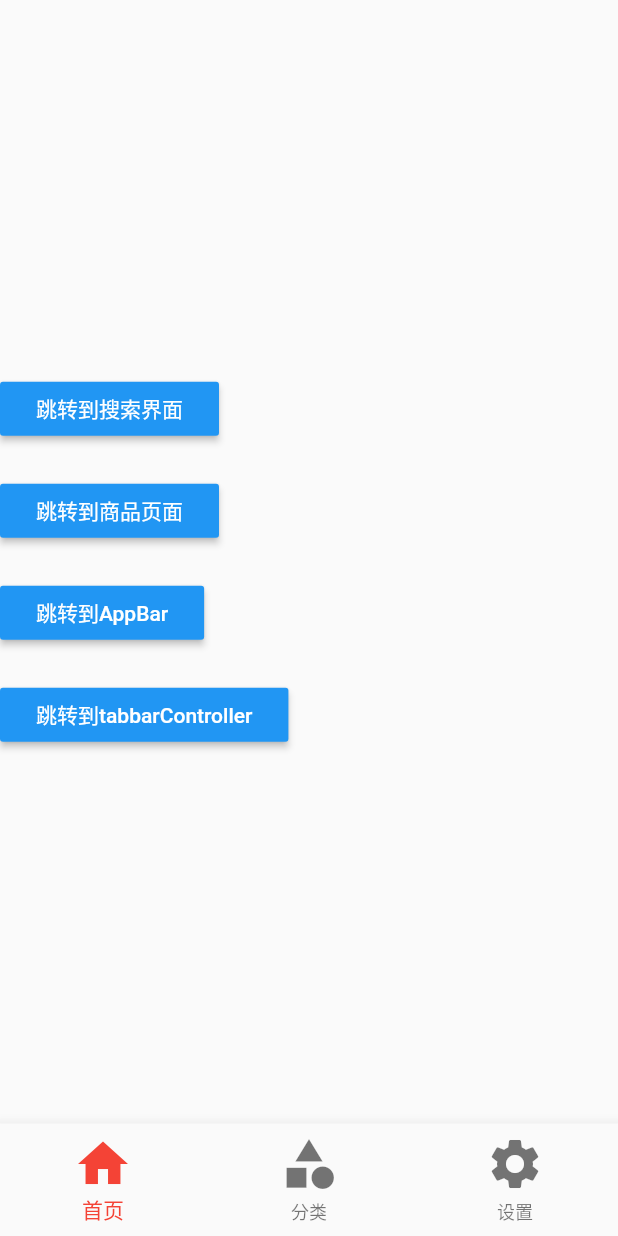
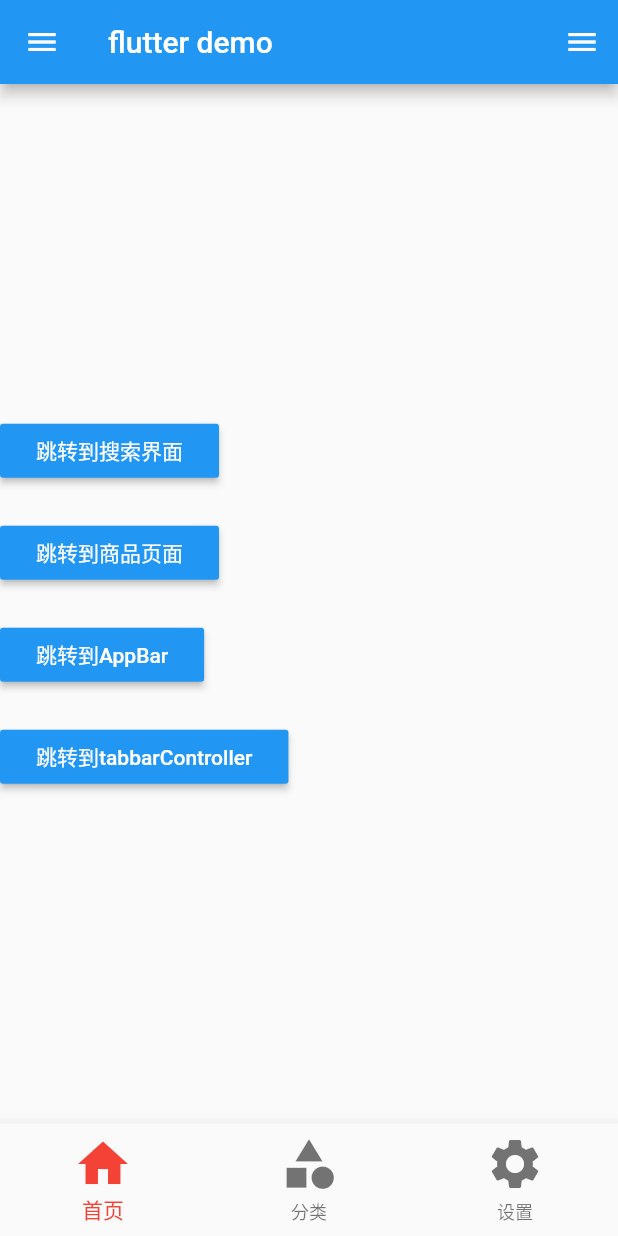
Before and after one commit to tribbianiwang/flutter_appdadit, a Flutter app: the screen it shows after launch, on a phone screen of 412 x 824 dp. Run offline on Flutter 3.47's test engine with Material 2 defaults, Android fonts, the phone set to English and light mode, and no system bars.

Commit message:
flutter Drawable侧边栏

```diff
--- a/lib/pages/tabs/Tabs.dart
+++ b/lib/pages/tabs/Tabs.dart
@@ -5,59 +5,92 @@ import 'Setting.dart';
 
 class Tabs extends StatefulWidget {
   final index;
-  Tabs({Key key,this.index=0}):super(key:key);
+
+  Tabs({Key key, this.index = 0}) : super(key: key);
+
   @override
   _TabsState createState() => _TabsState(index);
 }
 
 class _TabsState extends State<Tabs> {
-  int _currentIndex=0;
-  _TabsState(index){
+  int _currentIndex = 0;
+
+  _TabsState(index) {
     this._currentIndex = index;
   }
-  List _pageList=[
-    HomePage(),
-    CategoryPage(),
-    SettingPage()
-  ];
+
+  List _pageList = [HomePage(), CategoryPage(), SettingPage()];
 
   @override
   Widget build(BuildContext context) {
-    return  Scaffold(
-      // appBar: AppBar(
-      //   title: Text("flutter demo"),
-      // ),
-      body:this._pageList[this._currentIndex],
+    return Scaffold(
+      appBar: AppBar(
+        title: Text("flutter demo"),
+      ),
+      body: this._pageList[this._currentIndex],
       bottomNavigationBar: BottomNavigationBar(
         currentIndex: this._currentIndex,
         iconSize: 40,
         fixedColor: Colors.red,
         type: BottomNavigationBarType.fixed,
-        onTap:(int index){
+        onTap: (int index) {
           setState(() {
-            this._currentIndex=index;
+            this._currentIndex = index;
           });
+        },
+        items: [
+          BottomNavigationBarItem(icon: Icon(Icons.home), title: Text("首页")),
+          BottomNavigationBarItem(
+              icon: Icon(Icons.category), title: Text("分类")),
+          BottomNavigationBarItem(icon: Icon(Icons.settings), title: Text("设置"))
+        ],
+      ),
+      drawer: Drawer(
+        child: Column(
+          children: <Widget>[
+            Row(children: <Widget>[
+              Expanded(
+                child: DrawerHeader(
+                  child: Text('你好Flutter'),
+                  decoration: BoxDecoration(
+                    // color: Colors.yellow,
+                    image:DecorationImage(
+                      image:NetworkImage("https://www.itying.com/images/flutter/2.png"),fit: BoxFit.cover
+                    ),
 
 
-        },
-        items: [
-          BottomNavigationBarItem(
-              icon: Icon(Icons.home),
-              title:Text("首页")
-          ),
-          BottomNavigationBarItem(
-              icon: Icon(Icons.category),
-              title:Text("分类")
-          ),
-          BottomNavigationBarItem(
-              icon: Icon(Icons.settings),
-              title:Text("设置")
-          )
+                  ),
+                ),
+              )
+            ],),
 
-
-        ],
+            ListTile(
+              leading: CircleAvatar(
+                child: Icon(Icons.home),
+              ),
+              title: Text('我的空间'),
+            ),
+            Divider(),
+            ListTile(
+              leading: CircleAvatar(
+                child: Icon(Icons.person),
+              ),
+              title: Text('用户'),
+            ),
+            Divider(),
+            ListTile(
+              leading: CircleAvatar(
+                child: Icon(Icons.settings),
+              ),
+              title: Text('设置'),
+            ),
+            Divider(),
+          ],
+        ),
       ),
-
+      endDrawer: Drawer(
+        child: Text('右侧侧边栏'),
+      ),
     );
   }
 }
```
